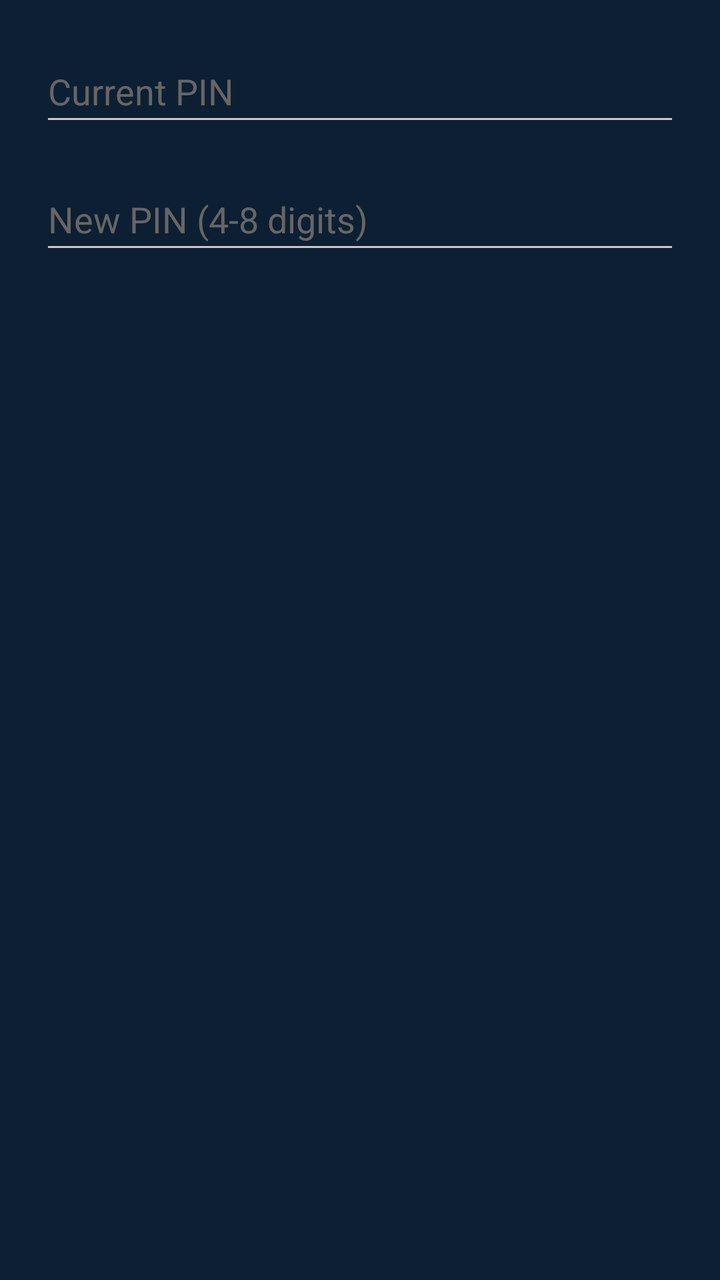
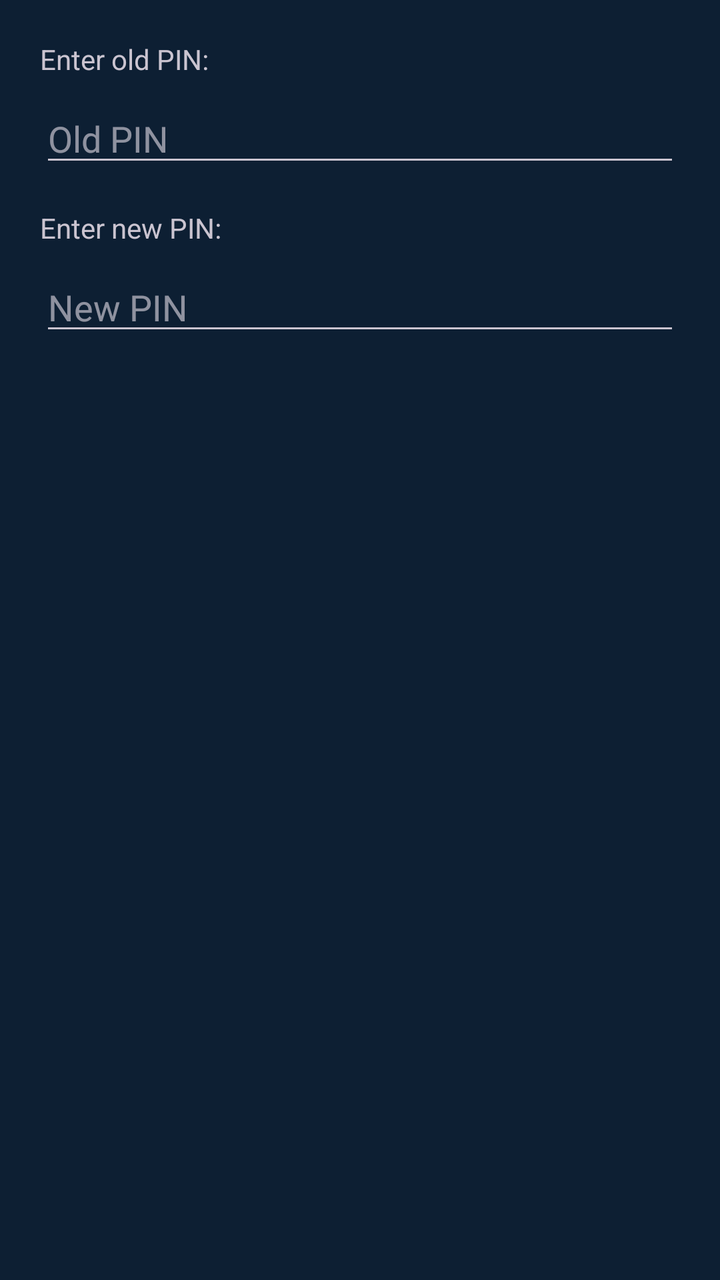

An Android layout rendered at two revisions. The XML below is the earlier revision; the diff shows what the commit changed to produce the second picture.
<!-- AndroidManifest.xml: application theme Theme.CalculatorVault -->
<!-- res/layout/dialog_change_pin.xml -->
<?xml version="1.0" encoding="utf-8"?>
<LinearLayout xmlns:android="http://schemas.android.com/apk/res/android"
    android:layout_width="match_parent"
    android:layout_height="wrap_content"
    android:orientation="vertical"
    android:padding="20dp">

    <EditText
        android:id="@+id/oldPinInput"
        android:layout_width="match_parent"
        android:layout_height="48dp"
        android:hint="Current PIN"
        android:inputType="numberPassword"
        android:maxLength="8"
        android:textColor="#000000"
        android:textColorHint="#666666"
        android:layout_marginBottom="16dp" />

    <EditText
        android:id="@+id/newPinInput"
        android:layout_width="match_parent"
        android:layout_height="48dp"
        android:hint="New PIN (4-8 digits)"
        android:inputType="numberPassword"
        android:maxLength="8"
        android:textColor="#000000"
        android:textColorHint="#666666" />
</LinearLayout>
<!-- resources referenced by this layout -->
<resources>
  <style name="Theme.CalculatorVault" parent="Theme.Material3.Dark.NoActionBar">
          <item name="colorPrimary">@color/teal_500</item>
          <item name="colorPrimaryVariant">@color/teal_700</item>
          <item name="colorOnPrimary">@color/white</item>
          <item name="colorSecondary">@color/amber_500</item>
          <item name="colorSecondaryVariant">@color/amber_700</item>
          <item name="colorOnSecondary">@color/black</item>
          <item name="android:colorBackground">@color/dark_background</item>
          <item name="colorSurface">@color/dark_surface</item>
          <item name="colorOnSurface">@color/white</item>
          <item name="android:statusBarColor">@color/dark_background</item>
          <item name="android:navigationBarColor">@color/dark_background</item>
          <item name="android:windowBackground">@color/dark_background</item>
      </style>
  <color name="teal_500">#14b8a6</color>
  <color name="teal_700">#0d9488</color>
  <color name="white">#ffffff</color>
  <color name="amber_500">#f59e0b</color>
  <color name="amber_700">#d97706</color>
  <color name="black">#000000</color>
  <color name="dark_background">#0d1f33</color>
  <color name="dark_surface">#1e3a5f</color>
</resources>

<!-- the commit's change to res/layout/dialog_change_pin.xml (unified diff, before → after) -->
@@ -5,24 +5,33 @@
     android:orientation="vertical"
     android:padding="20dp">
 
+    <TextView
+        android:layout_width="match_parent"
+        android:layout_height="wrap_content"
+        android:text="Enter old PIN:"
+        android:layout_marginBottom="8dp"/>
+
     <EditText
         android:id="@+id/oldPinInput"
         android:layout_width="match_parent"
-        android:layout_height="48dp"
-        android:hint="Current PIN"
+        android:layout_height="wrap_content"
         android:inputType="numberPassword"
-        android:maxLength="8"
-        android:textColor="#000000"
-        android:textColorHint="#666666"
-        android:layout_marginBottom="16dp" />
+        android:maxLength="4"
+        android:hint="Old PIN"/>
+
+    <TextView
+        android:layout_width="match_parent"
+        android:layout_height="wrap_content"
+        android:text="Enter new PIN:"
+        android:layout_marginTop="16dp"
+        android:layout_marginBottom="8dp"/>
 
     <EditText
         android:id="@+id/newPinInput"
         android:layout_width="match_parent"
-        android:layout_height="48dp"
-        android:hint="New PIN (4-8 digits)"
+        android:layout_height="wrap_content"
         android:inputType="numberPassword"
-        android:maxLength="8"
-        android:textColor="#000000"
-        android:textColorHint="#666666" />
+        android:maxLength="4"
+        android:hint="New PIN"/>
+
 </LinearLayout>
